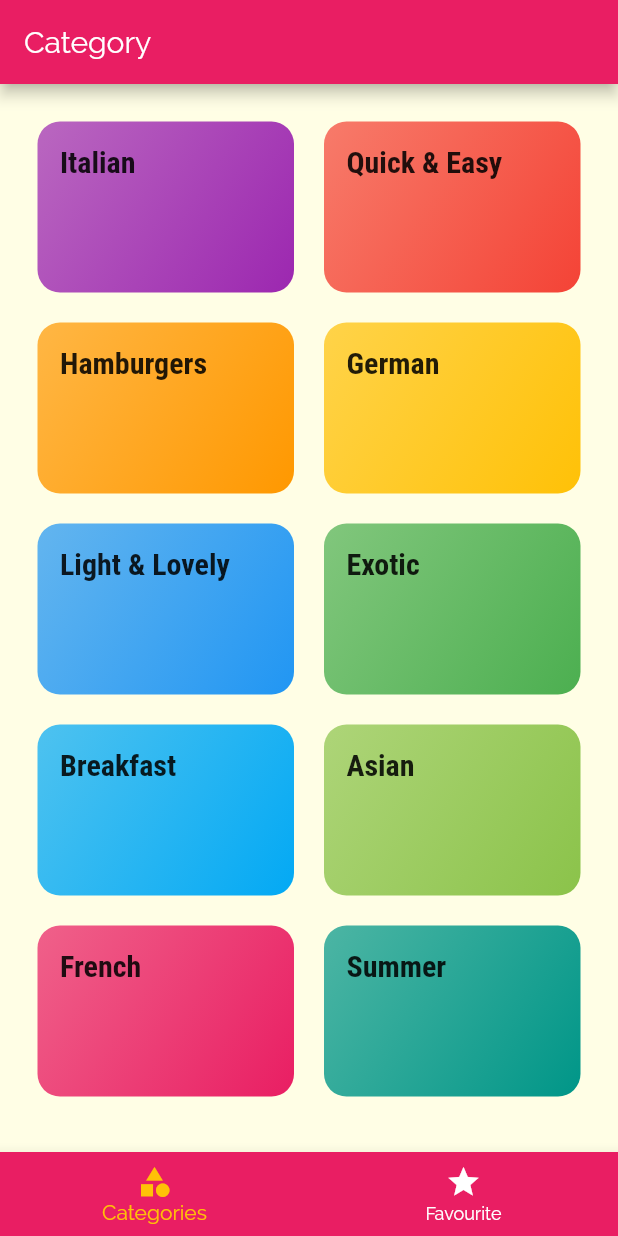
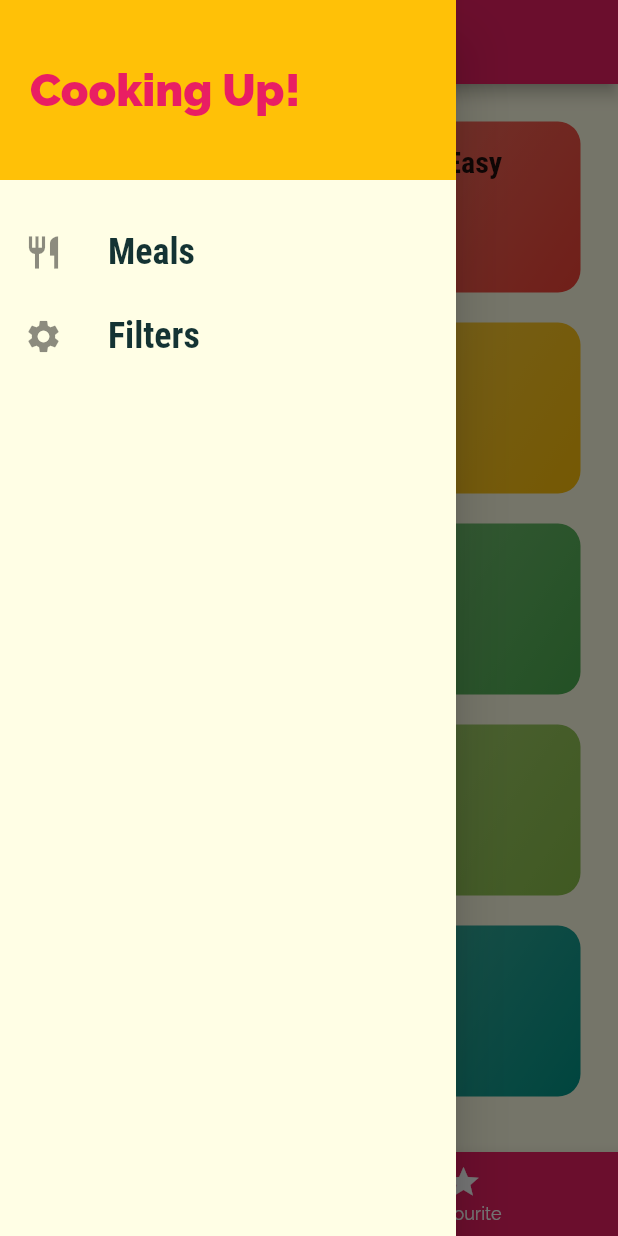
Before and after one commit to ArulMozhiVaradan/meals_app, a Flutter app: the screen it shows after launch, with the side drawer open (before the commit the screen has no drawer), on a phone screen of 412 x 824 dp. Run offline on Flutter 3.47's test engine with Material 2 defaults, Android fonts, the phone set to English and light mode, and no system bars.

```diff
--- a/lib/main.dart
+++ b/lib/main.dart
@@ -1,4 +1,5 @@
 import 'package:flutter/material.dart';
+import 'package:meals/screens/filters-screen.dart';
 import './screens/tabs-screen.dart';
 import './screens/meal_detail_screen.dart';
 import './screens/category_meals_screen.dart';
@@ -36,6 +37,7 @@ class MyApp extends StatelessWidget{
         '/': (ctx) => TabsScreen(),
         CategoryMealsScreen.routeName :(ctx) => CategoryMealsScreen(),
         MealDetailScreen.routeNamed: (ctx) => MealDetailScreen(),
+        FiltersScreen.routeName : (ctx) => FiltersScreen(),
       },
       onUnknownRoute:(settings) {
         return MaterialPageRoute(builder: (ctx) => CategoryMealsScreen());
--- /dev/null
+++ b/lib/screens/filters-screen.dart
@@ -0,0 +1,18 @@
+import 'package:flutter/material.dart';
+import 'package:meals/widgets/main_drawer.dart';
+
+class FiltersScreen extends StatelessWidget {
+  static const routeName = '/filters';
+  @override
+  Widget build(BuildContext context) {
+    return Scaffold(
+      appBar: AppBar(
+        title: Text('Filters'),
+      ),
+      drawer: MainDrawer(),
+      body: Center(
+        child: Text('Filters Screen'),
+      ),
+    );
+  }
+}
--- a/lib/screens/tabs-screen.dart
+++ b/lib/screens/tabs-screen.dart
@@ -1,5 +1,6 @@
 import 'package:flutter/material.dart';
-import 'package:meals/screens/favoirtes-screen.dart';
+import '../screens/favoirtes-screen.dart';
+import '../widgets/main_drawer.dart';
 import '../screens/categories_screen.dart';
 
 class TabsScreen extends StatefulWidget {
@@ -24,6 +25,7 @@ class _TabsScreenState extends State<TabsScreen> {
         appBar: AppBar(
           title: Text(_pages[_selectedPageIndex]['title']),
         ),
+        drawer: MainDrawer(),
         body: _pages[_selectedPageIndex]['page'],
         bottomNavigationBar: BottomNavigationBar(
           onTap: _selectPage,
--- /dev/null
+++ b/lib/widgets/main_drawer.dart
@@ -0,0 +1,57 @@
+import 'package:flutter/material.dart';
+import '../screens/categories_screen.dart';
+import '../screens/filters-screen.dart';
+
+class MainDrawer extends StatelessWidget {
+
+
+  Widget buildListTile(String title, IconData icon, Function tabHandler ){
+    return ListTile(
+            leading: Icon(icon, size: 26,),
+            title:  Text(title,
+            style:  TextStyle(
+              fontFamily: 'RobotoCondensed',
+              fontSize: 24,
+              fontWeight: FontWeight.bold
+            ),
+            ),
+            onTap: tabHandler,
+          );
+  }
+  @override
+  Widget build(BuildContext context) {
+    return Drawer(
+      child: Column(
+        children: <Widget>[
+          Container(
+            height: 120,
+            width: double.infinity,
+            padding: EdgeInsets.all(20),
+            alignment: Alignment.centerLeft,
+            color: Theme.of(context).accentColor,
+            child: Text(
+              'Cooking Up!',
+              style: TextStyle(fontWeight: FontWeight.w900,fontSize: 30,
+              color: Theme.of(context).primaryColor
+              ),
+            ),
+          ),
+          SizedBox(height: 20,),
+          buildListTile(
+            'Meals',
+            Icons.restaurant,
+            (){
+              Navigator.of(context).pushReplacementNamed('/');
+            }),
+          buildListTile(
+            'Filters',
+            Icons.settings,
+            (){
+              Navigator.of(context).pushReplacementNamed(FiltersScreen.routeName);
+            }
+            )
+        ],
+      ),
+    );
+  }
+}
```
Also changed, not shown: lib/screens/category_meals_screen.dart (+49 -18 lines), lib/screens/meal_detail_screen.dart (+7 -0 lines), lib/widgets/meal_item.dart (+9 -3 lines).
